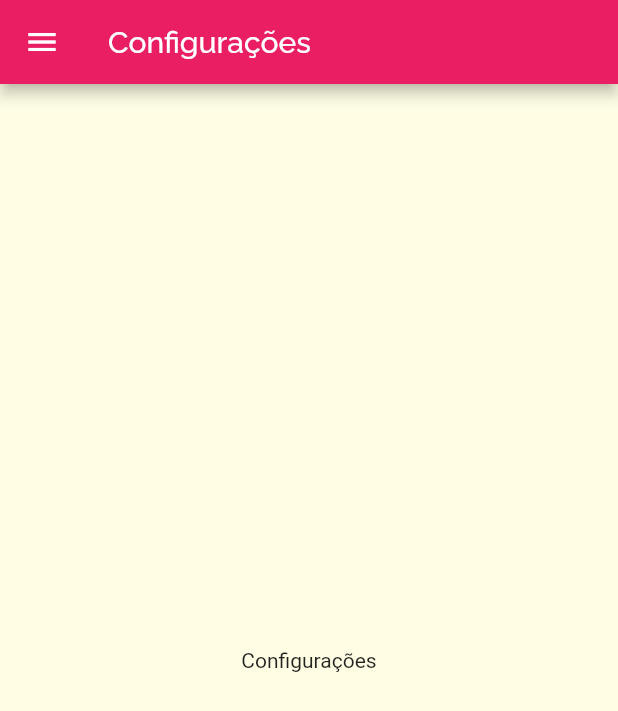
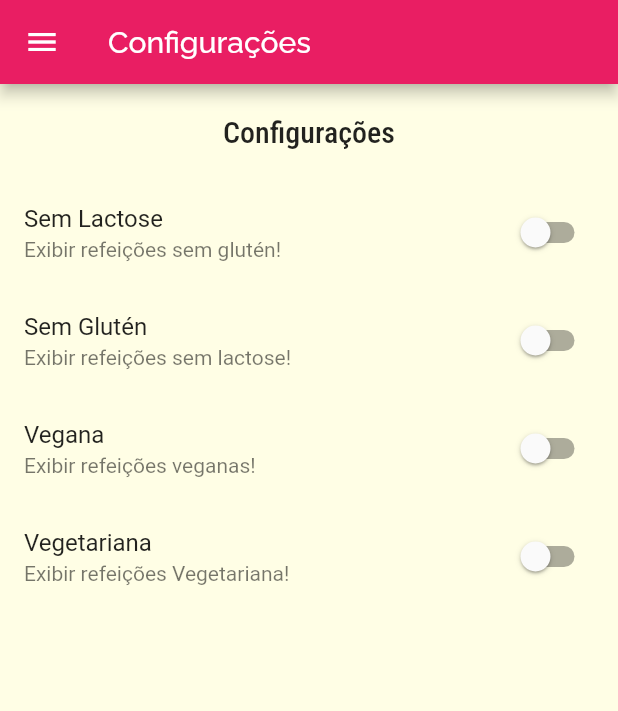
Before and after one commit to Rodrigoo-Oliveira/AppRefeicoes, a Flutter app: the SettingsScreen screen opened by its route, on a phone screen of 412 x 824 dp. Shown: the top 711 px of the screen. Run offline on Flutter 3.47's test engine with Material 2 defaults, Android fonts, the phone set to English and light mode, and no system bars.

Commit message:
Tela de configurações

```diff
--- /dev/null
+++ b/lib/models/settings.dart
@@ -0,0 +1,13 @@
+class Settings {
+  bool isGlutenFree;
+  bool isLactoseFree;
+  bool isVegan;
+  bool isVegetarian;
+
+  Settings({
+    this.isGlutenFree = false,
+    this.isLactoseFree = false,
+    this.isVegan = false,
+    this.isVegetarian = false,
+  });
+}
--- a/lib/screens/settings_screen.dart
+++ b/lib/screens/settings_screen.dart
@@ -1,7 +1,30 @@
 import 'package:flutter/material.dart';
 import '../components/main_drawer.dart';
+import '../models/settings.dart';
+class SettingsScreen extends StatefulWidget {
 
-class SettingsScreen extends StatelessWidget {
+  @override
+  _SettingsScreenState createState() => _SettingsScreenState();
+}
+
+class _SettingsScreenState extends State<SettingsScreen> {
+
+  var settings = Settings();
+
+  Widget _createSwitch(
+    String title,
+    String subtitle,
+    bool value,
+    Function(bool) onChanged,
+  ) {
+    return SwitchListTile.adaptive(
+      title: Text(title),
+      subtitle: Text(subtitle),
+      value: value,
+      onChanged: onChanged,
+    );
+  }
+
   @override
   Widget build(BuildContext context) {
     return Scaffold(
@@ -9,8 +32,46 @@ class SettingsScreen extends StatelessWidget {
         title: Text('Configurações'),
       ),
       drawer: MainDrawer(),
-      body: Center(
-        child: Text('Configurações'),
+      body: Column(
+        children: <Widget>[
+          Container(
+            padding: EdgeInsets.all(20),
+            child: Text(
+              'Configurações',
+              style: Theme.of(context).textTheme.title,
+            ),
+          ),
+          Expanded(
+            child: ListView(
+              children: <Widget>[
+                _createSwitch(
+                  'Sem Lactose',
+                  'Exibir refeições sem glutén!',
+                  settings.isGlutenFree,
+                  (value) => setState(() => settings.isGlutenFree = value),
+                ),
+                _createSwitch(
+                  'Sem Glutén',
+                  'Exibir refeições sem lactose!',
+                  settings.isLactoseFree,
+                  (value) => setState(() => settings.isLactoseFree = value),
+                ),
+                _createSwitch(
+                  'Vegana',
+                  'Exibir refeições veganas!',
+                  settings.isVegan,
+                  (value) => setState(() => settings.isVegan = value),
+                ),
+                _createSwitch(
+                  'Vegetariana',
+                  'Exibir refeições Vegetariana!',
+                  settings.isVegetarian,
+                  (value) => setState(() => settings.isVegetarian = value),
+                ),
+              ],
+            ),
+          )
+        ],
       ),
     );
   }
```
